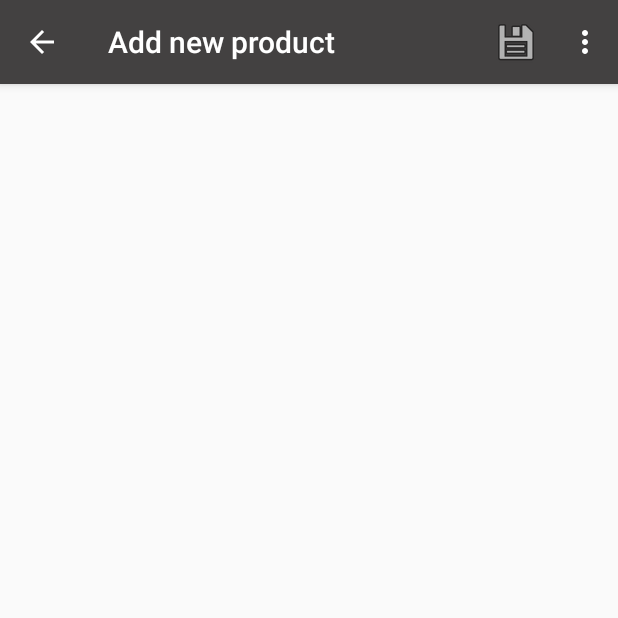
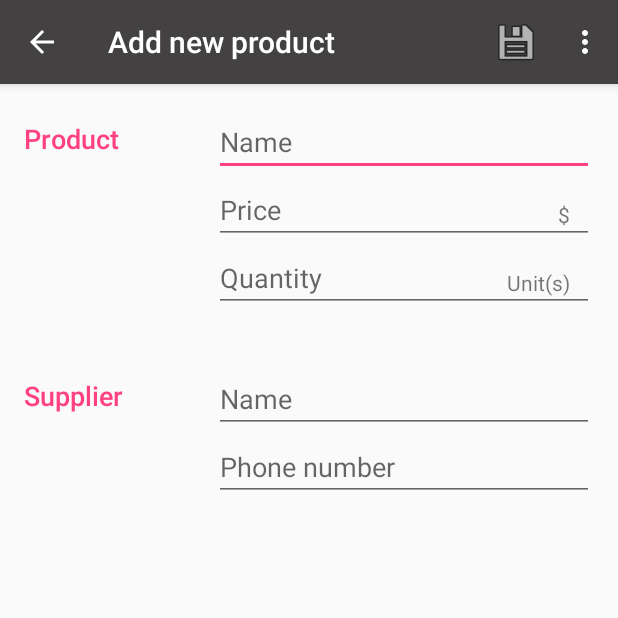
Before and after one commit to GregoryWilusz/ABND_InventoryApp, an Android app: the AddProductActivity screen opened directly, with no data from a screen before it, on a phone screen of 412 x 824 dp, the top half of it. Run offline under Robolectric (Android 15) with nearby library versions, the phone set to English and light mode, and no system bars; our stand-ins replace ButterKnife.

Commit message:
Ended and improved UI layer in AddProduct activity layout

```diff
--- a/app/src/main/res/layout/activity_add_product.xml
+++ b/app/src/main/res/layout/activity_add_product.xml
@@ -1,11 +1,121 @@
 <?xml version="1.0" encoding="utf-8"?>
 <LinearLayout xmlns:android="http://schemas.android.com/apk/res/android"
-    xmlns:app="http://schemas.android.com/apk/res-auto"
     xmlns:tools="http://schemas.android.com/tools"
     android:layout_width="match_parent"
-    android:layout_height="match_parent"
+    android:layout_height="wrap_content"
     android:orientation="vertical"
     android:padding="@dimen/standard_app_padding_margin"
     tools:context=".AddProductActivity">
 
+    <!-- Product category -->
+    <LinearLayout
+        android:layout_width="match_parent"
+        android:layout_height="wrap_content"
+        android:orientation="horizontal">
+
+        <!-- Label -->
+        <TextView
+            android:text="@string/category_product"
+            style="@style/LabelStyle" />
+
+        <LinearLayout
+            android:layout_width="0dp"
+            android:layout_height="wrap_content"
+            android:layout_weight="2"
+            android:orientation="vertical">
+
+            <!-- Product's name field -->
+            <EditText
+                android:id="@+id/add_product_name"
+                android:layout_width="match_parent"
+                android:layout_height="wrap_content"
+                android:hint="@string/product_name"
+                android:inputType="textCapWords" />
+
+            <RelativeLayout
+                android:layout_width="match_parent"
+                android:layout_height="wrap_content">
+
+                <!-- Product's price field -->
+                <EditText
+                    android:id="@+id/add_product_price"
+                    android:layout_width="match_parent"
+                    android:layout_height="wrap_content"
+                    android:hint="@string/product_price"
+                    android:inputType="numberDecimal" />
+
+                <!-- Unit for price (dollars) -->
+                <TextView
+                    android:id="@+id/label_price_unit"
+                    android:text="@string/price_unit"
+                    style="@style/UnitStyle" />
+
+            </RelativeLayout>
+
+            <RelativeLayout
+                android:layout_width="match_parent"
+                android:layout_height="wrap_content">
+
+                <!-- Price field -->
+                <EditText
+                    android:id="@+id/add_product_quantity"
+                    android:layout_width="match_parent"
+                    android:layout_height="wrap_content"
+                    android:hint="@string/product_quantity"
+                    android:inputType="numberDecimal" />
+
+                <!-- Unit for quantity (units) -->
+                <TextView
+                    android:id="@+id/label_price_quantity"
+                    android:text="@string/quantity_unit"
+                    style="@style/UnitStyle" />
+
+            </RelativeLayout>
+
+        </LinearLayout>
+
+    </LinearLayout>
+
+    <TextView
+        android:layout_width="match_parent"
+        android:layout_height="wrap_content"
+        android:layout_marginTop="@dimen/standard_app_padding_margin" />
+
+    <!-- Supplier category -->
+    <LinearLayout
+        android:layout_width="match_parent"
+        android:layout_height="wrap_content"
+        android:orientation="horizontal">
+
+        <!-- Label -->
+        <TextView
+            android:text="@string/supplier_label"
+            style="@style/LabelStyle"/>
+
+        <LinearLayout
+            android:layout_width="0dp"
+            android:layout_height="wrap_content"
+            android:layout_weight="2"
+            android:orientation="vertical">
+
+            <!-- Supplier's name field -->
+            <EditText
+                android:id="@+id/add_supplier_name"
+                android:layout_width="match_parent"
+                android:layout_height="wrap_content"
+                android:hint="@string/product_name"
+                android:inputType="textCapWords" />
+
+            <!-- Supplier's phone field -->
+            <EditText
+                android:id="@+id/add_supplier_phone"
+                android:layout_width="match_parent"
+                android:layout_height="wrap_content"
+                android:hint="@string/suppliers_phone_number"
+                android:inputType="phone" />
+
+        </LinearLayout>
+
+    </LinearLayout>
+
 </LinearLayout>
--- a/app/src/main/res/values/dimens.xml
+++ b/app/src/main/res/values/dimens.xml
@@ -1,4 +1,5 @@
 <?xml version="1.0" encoding="utf-8"?>
 <resources>
     <dimen name="standard_app_padding_margin">16dp</dimen>
+    <dimen name="label_padding">8dp</dimen>
 </resources>
--- a/app/src/main/res/values/strings.xml
+++ b/app/src/main/res/values/strings.xml
@@ -5,4 +5,12 @@
     <string name="save_product">Save</string>
     <string name="delete_product">Delete product</string>
     <string name="add_product_label">Add new product</string>
+    <string name="category_product">Product</string>
+    <string name="product_name">Name</string>
+    <string name="product_price">Price</string>
+    <string name="product_quantity">Quantity</string>
+    <string name="price_unit">$</string>
+    <string name="quantity_unit">Unit(s)</string>
+    <string name="suppliers_phone_number">Phone number</string>
+    <string name="supplier_label">Supplier</string>
 </resources>
--- a/app/src/main/res/values/styles.xml
+++ b/app/src/main/res/values/styles.xml
@@ -15,4 +15,26 @@
         <item name="colorAccent">@color/colorAccent</item>
     </style>
 
+    <!-- Style for a label in the editor -->
+    <style name="LabelStyle">
+        <item name="android:layout_width">0dp</item>
+        <item name="android:layout_height">wrap_content</item>
+        <item name="android:layout_weight">1</item>
+        <item name="android:fontFamily">sans-serif-medium</item>
+        <item name="android:paddingBottom">@dimen/label_padding</item>
+        <item name="android:paddingTop">@dimen/label_padding</item>
+        <item name="android:textAppearance">@style/TextAppearance.AppCompat.Medium</item>
+        <item name="android:textColor">@color/colorAccent</item>
+    </style>
+
+    <!-- Style for a unit of the edit field -->
+    <style name="UnitStyle">
+        <item name="android:layout_width">wrap_content</item>
+        <item name="android:layout_height">wrap_content</item>
+        <item name="android:layout_alignParentEnd">true</item>
+        <item name="android:layout_alignParentRight">true</item>
+        <item name="android:paddingRight">@dimen/standard_app_padding_margin</item>
+        <item name="android:paddingTop">@dimen/standard_app_padding_margin</item>
+    </style>
+
 </resources>
```
